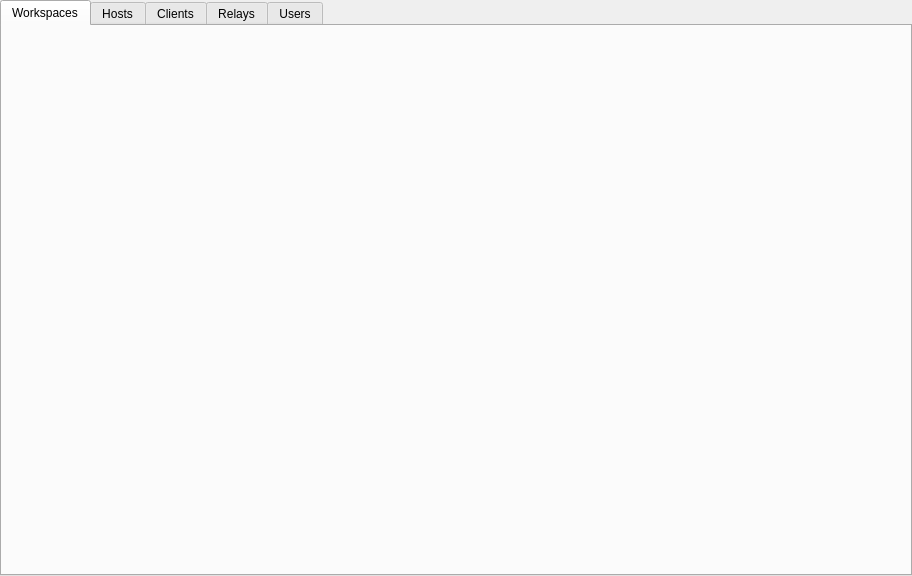
dchapyshev/aspia, file source/client/ui/hosts/router_widget.ui: the form before one commit.
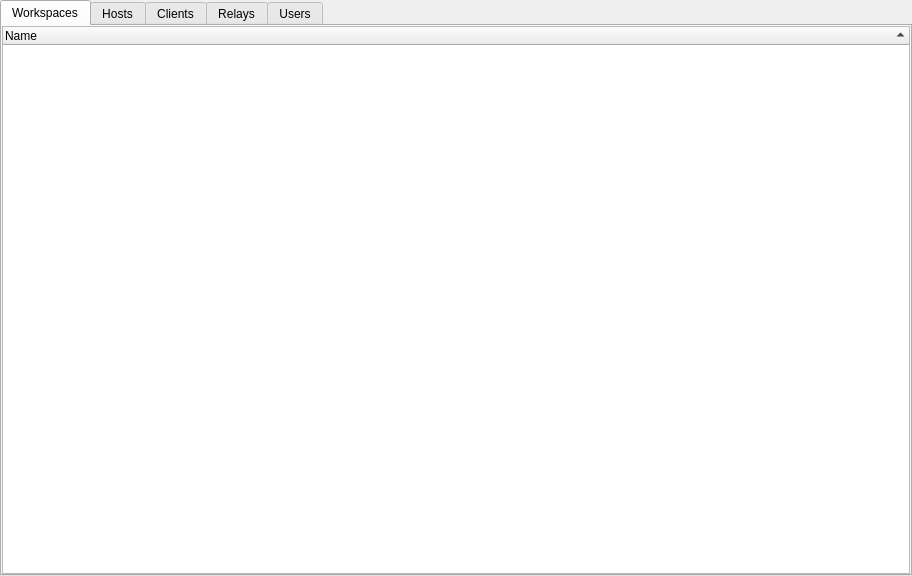
The form after the commit. Icons and pictures are not drawn.

Commit message: Initial add support for workspace add/modify/delete.

```diff
--- a/source/client/ui/hosts/router_widget.ui
+++ b/source/client/ui/hosts/router_widget.ui
@@ -36,6 +36,50 @@
       <attribute name="title">
        <string>Workspaces</string>
       </attribute>
+      <layout class="QVBoxLayout" name="verticalLayout_6">
+       <property name="leftMargin">
+        <number>0</number>
+       </property>
+       <property name="topMargin">
+        <number>0</number>
+       </property>
+       <property name="rightMargin">
+        <number>0</number>
+       </property>
+       <property name="bottomMargin">
+        <number>0</number>
+       </property>
+       <item>
+        <widget class="QTreeWidget" name="tree_workspaces">
+         <property name="editTriggers">
+          <set>QAbstractItemView::EditTrigger::NoEditTriggers</set>
+         </property>
+         <property name="showDropIndicator" stdset="0">
+          <bool>false</bool>
+         </property>
+         <property name="indentation">
+          <number>0</number>
+         </property>
+         <property name="itemsExpandable">
+          <bool>false</bool>
+         </property>
+         <property name="sortingEnabled">
+          <bool>true</bool>
+         </property>
+         <property name="expandsOnDoubleClick">
+          <bool>false</bool>
+         </property>
+         <attribute name="headerShowSortIndicator" stdset="0">
+          <bool>true</bool>
+         </attribute>
+         <column>
+          <property name="text">
+           <string>Name</string>
+          </property>
+         </column>
+        </widget>
+       </item>
+      </layout>
      </widget>
      <widget class="QWidget" name="tab_hosts">
       <attribute name="icon">
```
The commit also changes 24 other files.
